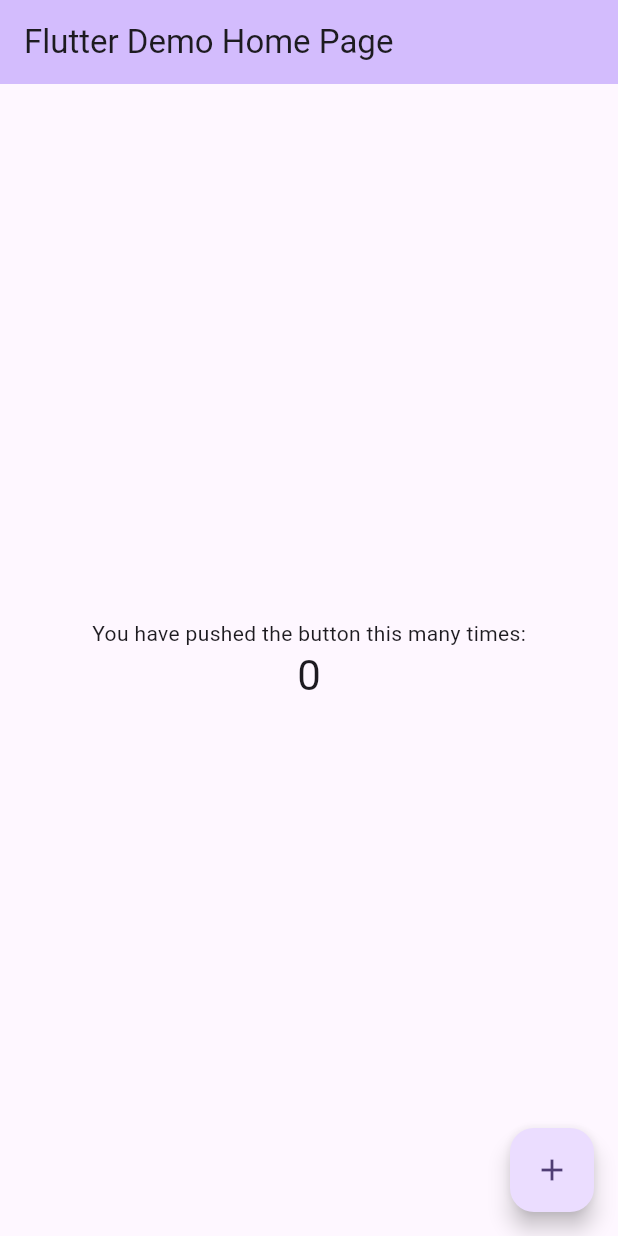
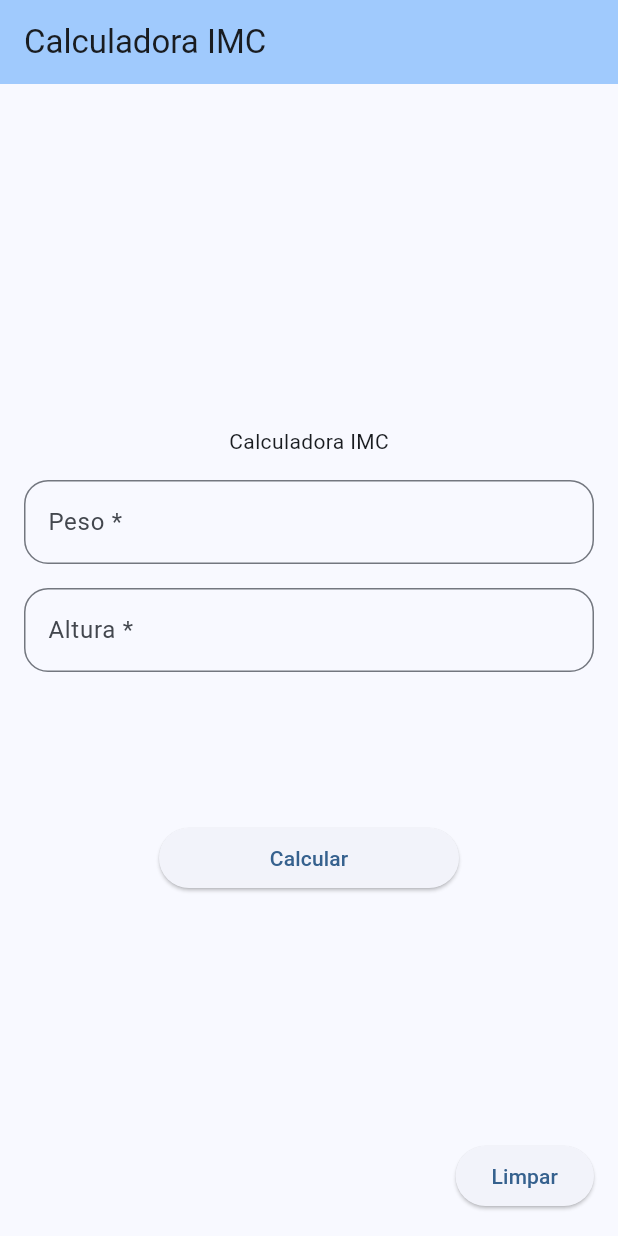
Before and after one commit to Reydner96/calculadora_imc, a Flutter app: the screen it shows after launch, on a phone screen of 412 x 824 dp. Run offline on Flutter 3.47's test engine with Material 2 defaults, Android fonts, the phone set to English and light mode, and no system bars.

Commit message:
Update main

```diff
--- a/calculadora_imc/lib/main.dart
+++ b/calculadora_imc/lib/main.dart
@@ -11,42 +11,18 @@ class MyApp extends StatelessWidget {
   @override
   Widget build(BuildContext context) {
     return MaterialApp(
-      title: 'Flutter Demo',
+      title: 'Calculadora IMC',
       theme: ThemeData(
-        // This is the theme of your application.
-        //
-        // TRY THIS: Try running your application with "flutter run". You'll see
-        // the application has a blue toolbar. Then, without quitting the app,
-        // try changing the seedColor in the colorScheme below to Colors.green
-        // and then invoke "hot reload" (save your changes or press the "hot
-        // reload" button in a Flutter-supported IDE, or press "r" if you used
-        // the command line to start the app).
-        //
-        // Notice that the counter didn't reset back to zero; the application
-        // state is not lost during the reload. To reset the state, use hot
-        // restart instead.
-        //
-        // This works for code too, not just values: Most code changes can be
-        // tested with just a hot reload.
-        colorScheme: ColorScheme.fromSeed(seedColor: Colors.deepPurple),
+        colorScheme: ColorScheme.fromSeed(seedColor: Colors.blue),
         useMaterial3: true,
       ),
-      home: const MyHomePage(title: 'Flutter Demo Home Page'),
+      home: const MyHomePage(title: 'Calculadora IMC'),
     );
   }
 }
 
 class MyHomePage extends StatefulWidget {
   const MyHomePage({super.key, required this.title});
-
-  // This widget is the home page of your application. It is stateful, meaning
-  // that it has a State object (defined below) that contains fields that affect
-  // how it looks.
-
-  // This class is the configuration for the state. It holds the values (in this
-  // case the title) provided by the parent (in this case the App widget) and
-  // used by the build method of the State. Fields in a Widget subclass are
-  // always marked "final".
 
   final String title;
 
@@ -55,71 +31,87 @@ class MyHomePage extends StatefulWidget {
 }
 
 class _MyHomePageState extends State<MyHomePage> {
-  int _counter = 0;
-
-  void _incrementCounter() {
-    setState(() {
-      // This call to setState tells the Flutter framework that something has
-      // changed in this State, which causes it to rerun the build method below
-      // so that the display can reflect the updated values. If we changed
-      // _counter without calling setState(), then the build method would not be
-      // called again, and so nothing would appear to happen.
-      _counter++;
-    });
-  }
+  TextEditingController controllerPeso = TextEditingController();
+  TextEditingController controllerAltura = TextEditingController();
+  String resultadoImc = '';
 
   @override
   Widget build(BuildContext context) {
-    // This method is rerun every time setState is called, for instance as done
-    // by the _incrementCounter method above.
-    //
-    // The Flutter framework has been optimized to make rerunning build methods
-    // fast, so that you can just rebuild anything that needs updating rather
-    // than having to individually change instances of widgets.
     return Scaffold(
       appBar: AppBar(
-        // TRY THIS: Try changing the color here to a specific color (to
-        // Colors.amber, perhaps?) and trigger a hot reload to see the AppBar
-        // change color while the other colors stay the same.
         backgroundColor: Theme.of(context).colorScheme.inversePrimary,
-        // Here we take the value from the MyHomePage object that was created by
-        // the App.build method, and use it to set our appbar title.
         title: Text(widget.title),
       ),
       body: Center(
-        // Center is a layout widget. It takes a single child and positions it
-        // in the middle of the parent.
+        child: Padding(
+          padding: const EdgeInsets.all(16.0),
           child: Column(
-          // Column is also a layout widget. It takes a list of children and
-          // arranges them vertically. By default, it sizes itself to fit its
-          // children horizontally, and tries to be as tall as its parent.
-          //
-          // Column has various properties to control how it sizes itself and
-          // how it positions its children. Here we use mainAxisAlignment to
-          // center the children vertically; the main axis here is the vertical
-          // axis because Columns are vertical (the cross axis would be
-          // horizontal).
-          //
-          // TRY THIS: Invoke "debug painting" (choose the "Toggle Debug Paint"
-          // action in the IDE, or press "p" in the console), to see the
-          // wireframe for each widget.
             mainAxisAlignment: MainAxisAlignment.center,
             children: <Widget>[
               const Text(
-              'You have pushed the button this many times:',
+                'Calculadora IMC',
+              ),
+              const SizedBox(width: 16, height: 16),
+              TextFormField(
+                keyboardType: const TextInputType.numberWithOptions(),
+                controller: controllerPeso,
+                decoration: const InputDecoration(
+                    labelText: 'Peso *',
+                    hintText: 'Digite o seu Peso',
+                    border: OutlineInputBorder(
+                        borderRadius: BorderRadius.all(Radius.circular(16.0)))),
+              ),
+              const SizedBox(
+                width: 16,
+                height: 16,
+              ),
+              TextFormField(
+                keyboardType: const TextInputType.numberWithOptions(),
+                controller: controllerAltura,
+                decoration: const InputDecoration(
+                    labelText: 'Altura *',
+                    hintText: 'Digite a sua Altura',
+                    border: OutlineInputBorder(
+                        borderRadius: BorderRadius.all(Radius.circular(16.0)))),
+              ),
+              const SizedBox(
+                height: 32,
               ),
               Text(
-              '$_counter',
-              style: Theme.of(context).textTheme.headlineMedium,
+                resultadoImc,
+                style:
+                    const TextStyle(fontSize: 25, fontWeight: FontWeight.bold),
+              ),
+              const SizedBox(
+                width: 16,
+                height: 32,
+              ),
+              Container(
+                width: 200,
+                child: ElevatedButton(
+                    onPressed: () {
+                      setState(() {
+                        num numAux = (num.parse(controllerPeso.text) /
+                            (num.parse(controllerAltura.text) *
+                                num.parse(controllerAltura.text)));
+
+                        resultadoImc = numAux.toStringAsFixed(2);
+                      });
+                    },
+                    child: const Text('Calcular')),
               ),
             ],
           ),
         ),
-      floatingActionButton: FloatingActionButton(
-        onPressed: _incrementCounter,
-        tooltip: 'Increment',
-        child: const Icon(Icons.add),
-      ), // This trailing comma makes auto-formatting nicer for build methods.
+      ),
+      floatingActionButton: ElevatedButton(
+        onPressed: () {
+          setState(() {
+            resultadoImc = '';
+          });
+        },
+        child: const Text('Limpar'),
+      ),
     );
   }
 }
```
Lines whose indentation alone changed are shown as unchanged.
